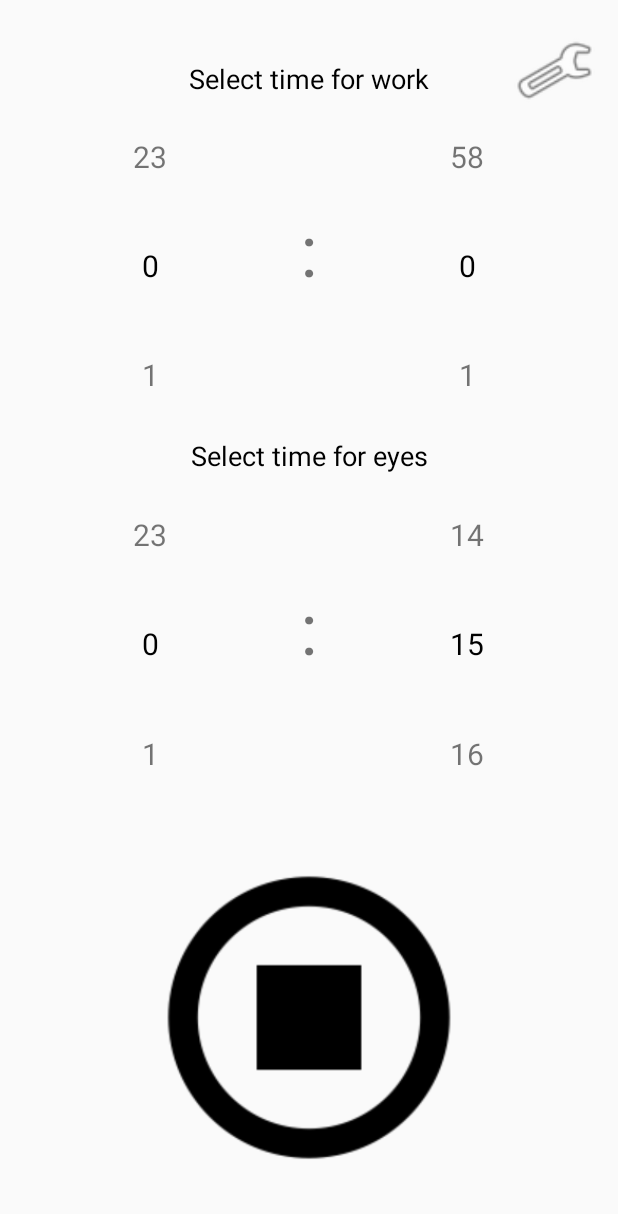
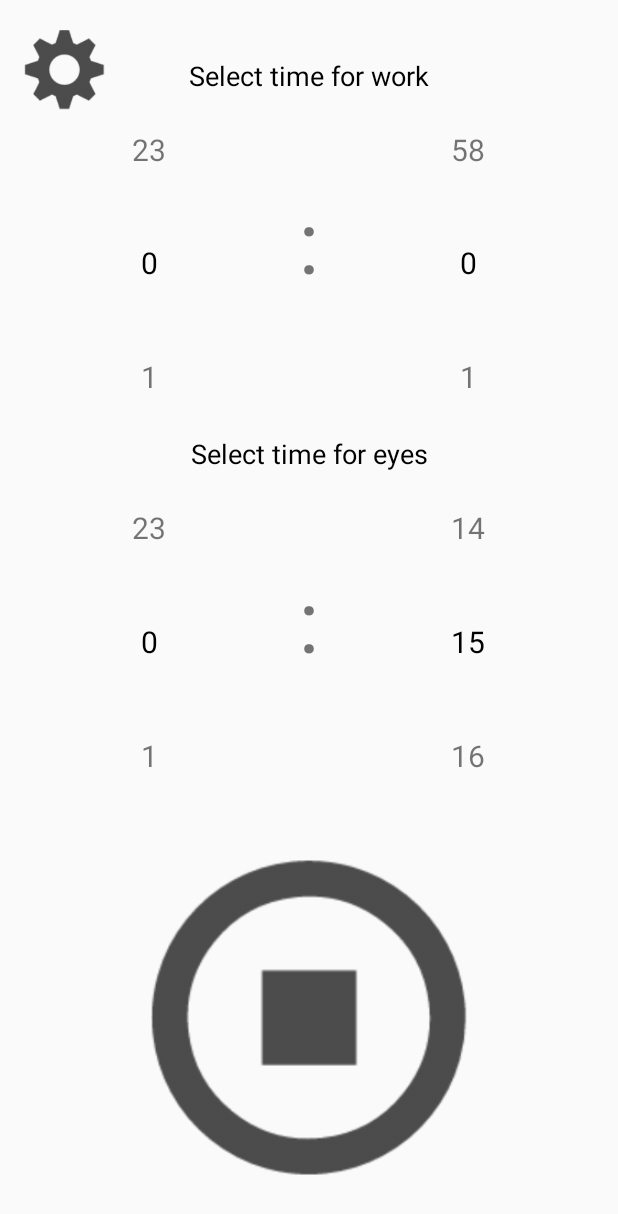
Before and after one commit to Fwurto/EyeSaver, an Android app: the screen it shows after launch (MainActivity), after a tap on an icon or button, on a phone screen of 412 x 824 dp. Shown: the top 1214 px of the screen. Run offline under Robolectric (Android 15) with nearby library versions, the phone set to English and light mode, and no system bars.

Commit message:
New stable version
Добавлена причина вызова окна и переделаны иконки

```diff
--- a/app/src/main/java/com/example/eyesaver/MainActivity.java
+++ b/app/src/main/java/com/example/eyesaver/MainActivity.java
@@ -60,10 +60,9 @@ public class MainActivity extends AppCompatActivity implements View.OnTouchListe
         EMSTime = savedTime;
     }
     public void StartTimer (int HT, int MT) {
-        //if (tmr == null) {
-            if (WETimerState) {
+            if (WTimerState) {
                 //Work timer
-                TimerTime = HT * 3600000 + MT * 60;//+000
+                TimerTime = HT * 3600000 + MT * 600;//+00
                 tmr = new CountDownTimer(TimerTime, 1000) {
                     @Override
                     public void onTick(long millisUntilFinished) {
@@ -82,15 +81,16 @@ public class MainActivity extends AppCompatActivity implements View.OnTouchListe
                     @Override
                     public void onFinish() {
                         WorkLCD.setText(":");
-                        WETimerState = false;
+                        WTimerState = false;
                         Intent intent = new Intent(MainActivity.this, StopActivity.class);
+                        intent.putExtra("WTimer",true);
                         startActivity(intent);
                         TimerState = true;
                     }
                 }.start();
             } else {
                 //Eyes timer
-                TimerTime = HT * 3600000 + MT * 60000;
+                TimerTime = HT * 3600000 + MT * 600; //+00
                 tmr = new CountDownTimer(TimerTime, 1000) {
                     @Override
                     public void onTick(long millisUntilFinished) {
@@ -109,17 +109,14 @@ public class MainActivity extends AppCompatActivity implements View.OnTouchListe
                     @Override
                     public void onFinish() {
                         EyesLCD.setText(":");
-                        WETimerState = true;
+                        WTimerState = true;
                         Intent intent = new Intent(MainActivity.this, StopActivity.class);
+                        intent.putExtra("WTimer",false);
                         startActivity(intent);
                         TimerState = true;
                     }
                 }.start();
             }
-        //} else {
-        //    tmr.cancel();
-        //    StartTimer(WHSTime, WMSTime);
-        //}
     }
     public void AcceptTimer () {
         GetWorkSavedTime();
@@ -141,7 +138,7 @@ public class MainActivity extends AppCompatActivity implements View.OnTouchListe
     final String EYES_SAVED_TIME_H = "eyes_saved_time_h";
     final String EYES_SAVED_TIME_M = "eyes_saved_time_m";
     public CountDownTimer tmr;
-    public boolean WETimerState = true;
+    public boolean WTimerState = true;
     public boolean TimerState = false;
     int HRunTime;
     int MRunTime;
@@ -178,12 +175,12 @@ public class MainActivity extends AppCompatActivity implements View.OnTouchListe
             tmr.cancel();
             WorkLCD.setText(":");
             EyesLCD.setText(":");
-            WETimerState = true;
+            WTimerState = true;
             GetWorkSavedTime();
             SetWorkTimerText(WHSTime,WMSTime);
             GetEyesSavedTime();
             SetEyesTimerText(EHSTime,EMSTime);
-            SSButt.setImageResource(R.drawable.playicon2);
+            SSButt.setImageResource(R.drawable.icon_start1);
         } else {
             SharedPreferences.Editor ed = sPref.edit();
             ed.putInt(WORK_SAVED_TIME_H,WHSTime);
@@ -192,7 +189,7 @@ public class MainActivity extends AppCompatActivity implements View.OnTouchListe
             ed.putInt(EYES_SAVED_TIME_M,EMSTime);
             ed.apply();
             Toast.makeText(this, "Time saved", Toast.LENGTH_SHORT).show();
-            SSButt.setImageResource(R.drawable.stopicon);
+            SSButt.setImageResource(R.drawable.icon_stop1);
             StartTimer(WHSTime,WMSTime);
         }
         TimerState=!TimerState;
--- a/app/src/main/res/layout/activity_main.xml
+++ b/app/src/main/res/layout/activity_main.xml
@@ -12,10 +12,11 @@
         android:id="@+id/SettingsImage"
         android:layout_width="54dp"
         android:layout_height="54dp"
-        android:layout_marginEnd="15dp"
-        app:layout_constraintEnd_toEndOf="parent"
+        android:layout_marginStart="16dp"
+        android:alpha="0.7"
+        app:layout_constraintStart_toStartOf="parent"
         app:layout_constraintTop_toTopOf="parent"
-        app:srcCompat="@android:drawable/ic_menu_preferences" />
+        app:srcCompat="@drawable/icon_8gear1" />
 
     <TableLayout
         android:id="@+id/WorkSelectorTableL"
@@ -110,7 +111,7 @@
                 android:layout_weight="0"
                 android:gravity="center"
                 android:text=":"
-                android:textSize="48sp" />
+                android:textSize="58sp" />
 
             <TextView
                 android:id="@+id/WorkMinutesSelector2"
@@ -263,7 +264,7 @@
                 android:layout_weight="0"
                 android:gravity="center"
                 android:text=":"
-                android:textSize="48sp" />
+                android:textSize="58sp" />
 
             <TextView
                 android:id="@+id/EyesMinutesSelector2"
@@ -352,7 +353,8 @@
                     android:id="@+id/StartAndStopImgButton"
                     android:layout_width="match_parent"
                     android:layout_height="match_parent"
-                    app:srcCompat="@drawable/playicon2" />
+                    android:alpha="0.7"
+                    app:srcCompat="@drawable/icon_start1" />
             </FrameLayout>
         </TableRow>
 
--- a/app/src/main/res/layout/stop_timer_button.xml
+++ b/app/src/main/res/layout/stop_timer_button.xml
@@ -19,7 +19,7 @@
             android:layout_weight="1" >
 
             <TextView
-                android:id="@+id/TimeIsUpText"
+                android:id="@+id/TimeIsUpNotify"
                 android:layout_width="match_parent"
                 android:layout_height="match_parent"
                 android:layout_weight="1"
@@ -36,7 +36,7 @@
             android:layout_weight="1">
 
             <TextView
-                android:id="@+id/TimeIsUp"
+                android:id="@+id/TimeIsUpText"
                 android:layout_width="match_parent"
                 android:layout_height="match_parent"
                 android:layout_weight="1"
```
Also changed, not shown: app/src/main/java/com/example/eyesaver/StopActivity.java (+22 -17 lines), app/src/main/res/drawable-v24/eye_simply.png (deleted), app/src/main/res/drawable-v24/icon_8gear1.png (added), app/src/main/res/drawable-v24/icon_start1.png (added), app/src/main/res/drawable-v24/icon_stop1.png (added), app/src/main/res/drawable-v24/playicon2.png (deleted), app/src/main/res/drawable-v24/stopicon.png (deleted), 2 other files.
